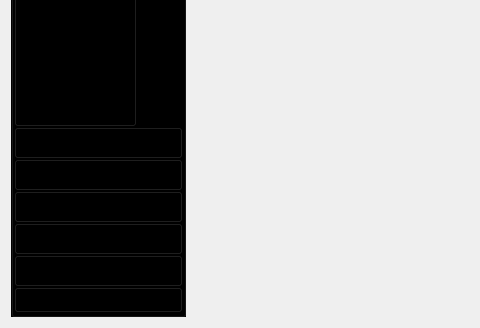
The window that widget.ui (CSU-Bug-Killer/CarDemo2) describes before a commit, drawn with Qt 5; both pictures show x 0 to 480 and y 232 to 560 of the 975 by 560 pixel window.
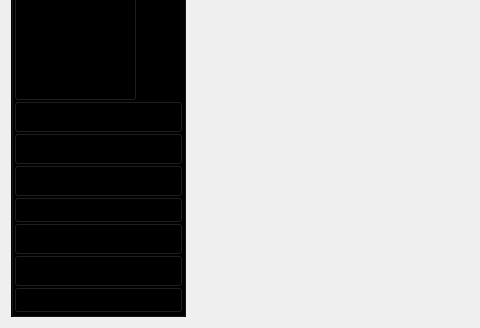
The same window after the commit. Icons and pictures are not drawn.

```diff
--- a/widget.ui
+++ b/widget.ui
@@ -249,6 +249,13 @@
           </property>
          </widget>
         </item>
+        <item>
+         <widget class="QPushButton" name="flowCountBtn">
+          <property name="text">
+           <string>流量统计  &gt;</string>
+          </property>
+         </widget>
+        </item>
         <item>
          <widget class="QPushButton" name="settingBtn">
           <property name="sizePolicy">
```
Left out of the diff: 2 changed lines with no effect on the pictures.
